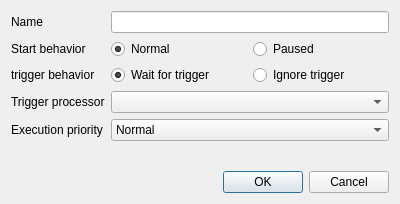
First picture: the form in modules/olvis3/projects/OlvisGuiPlugin/src/ProcessorConnect/ChangeProcessorDialog.ui, repository OFFIS-Automation/Framework, before the edit.
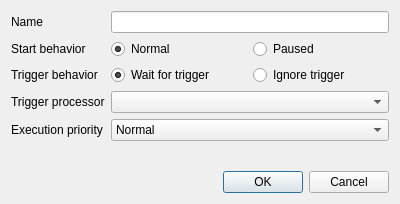
Second picture: the form after the edit.

What changed in the file:
```diff
--- a/modules/olvis3/projects/OlvisGuiPlugin/src/ProcessorConnect/ChangeProcessorDialog.ui
+++ b/modules/olvis3/projects/OlvisGuiPlugin/src/ProcessorConnect/ChangeProcessorDialog.ui
@@ -94,7 +94,7 @@
      <item row="2" column="0">
       <widget class="QLabel" name="triggerBehaviorLabel">
        <property name="text">
-        <string>trigger behavior</string>
+        <string>Trigger behavior</string>
        </property>
       </widget>
      </item>
```
